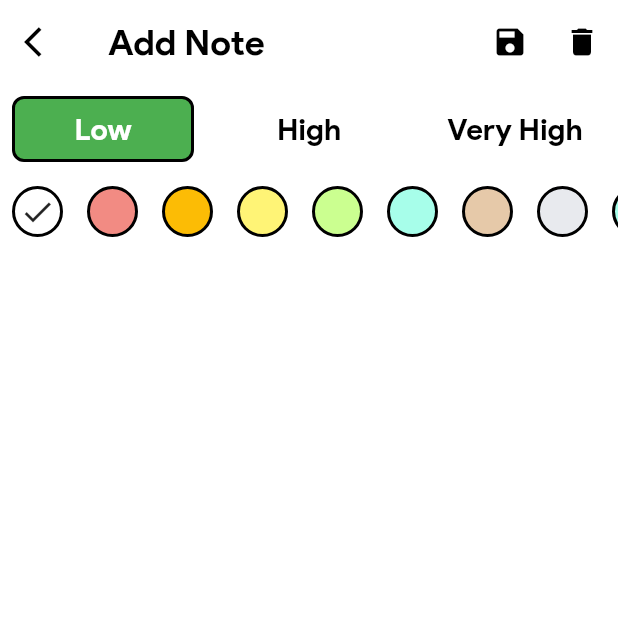
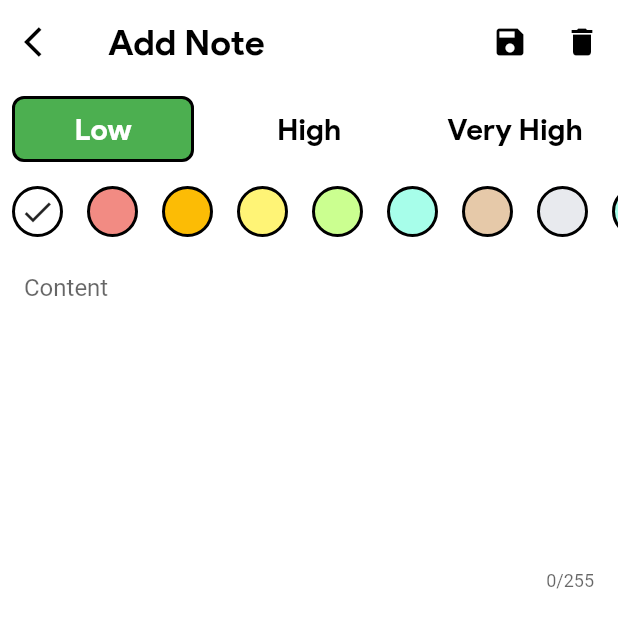
Before and after one commit to kidsage/Handynote, a Flutter app: the screen it shows after launch, after a tap on the "add" icon, on a phone screen of 412 x 824 dp. Shown: the top 628 px of the screen. Run offline on Flutter 3.47's test engine with Material 2 defaults, Android fonts, the light colour scheme and no system bars; network calls fail; statements that could not run were skipped.

Commit message:
editing detail screen ~4/14

```diff
--- a/front/lib/screens/detail_screen.dart
+++ b/front/lib/screens/detail_screen.dart
@@ -18,7 +18,7 @@ class NoteDetail extends StatefulWidget {
 
 class _NoteDetailState extends State<NoteDetail> {
   final TextEditingController _titleController = TextEditingController();
-  final TextEditingController _contentontroller = TextEditingController();
+  final TextEditingController _contentController = TextEditingController();
   final TextEditingController _categoryController = TextEditingController();
 
   late int _color;
@@ -28,7 +28,7 @@ class _NoteDetailState extends State<NoteDetail> {
   void initState() {
     super.initState();
     _titleController.text = widget.note.title;
-    _contentontroller.text = widget.note.content;
+    _contentController.text = widget.note.content;
     _categoryController.text = widget.note.category;
     _color = widget.note.color;
   }
@@ -100,7 +100,20 @@ class _NoteDetailState extends State<NoteDetail> {
                 },
                 selectedIndex: widget.note.color,
               ),
-              const Padding(padding: EdgeInsets.all(16.0))
+              const Padding(
+                padding: EdgeInsets.all(16.0),
+                child: TextField(
+                  keyboardType: TextInputType.multiline,
+                  maxLines: 10,
+                  maxLength: 255,
+                  controller: _contentController,
+                  style: Theme.of(context).textTheme.bodyText1,
+                  onChanged: (value) {
+                    update();
+                  },
+                  decoration: InputDecoration.collapsed(hintText: 'Content'),
+                ),
+              ),
             ],
           ),
         ),
```
